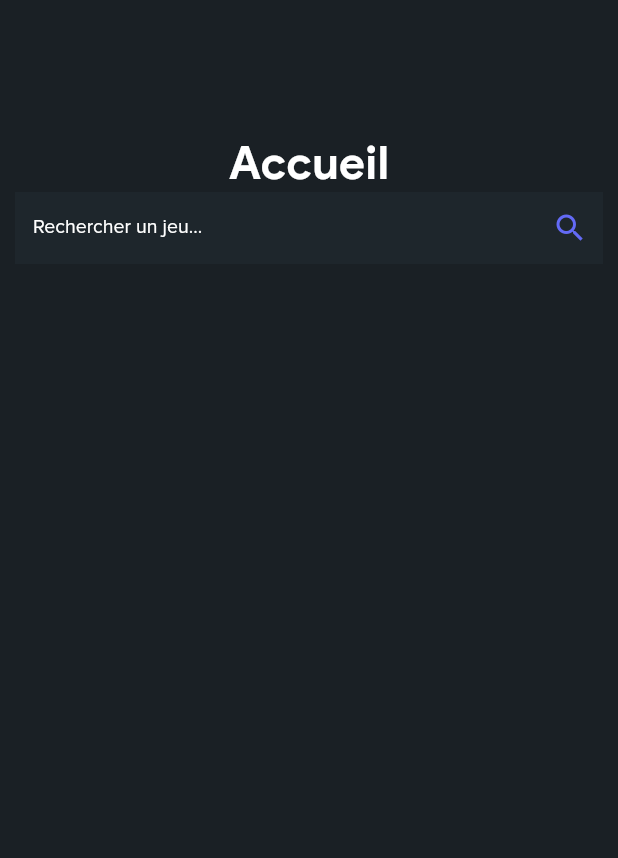
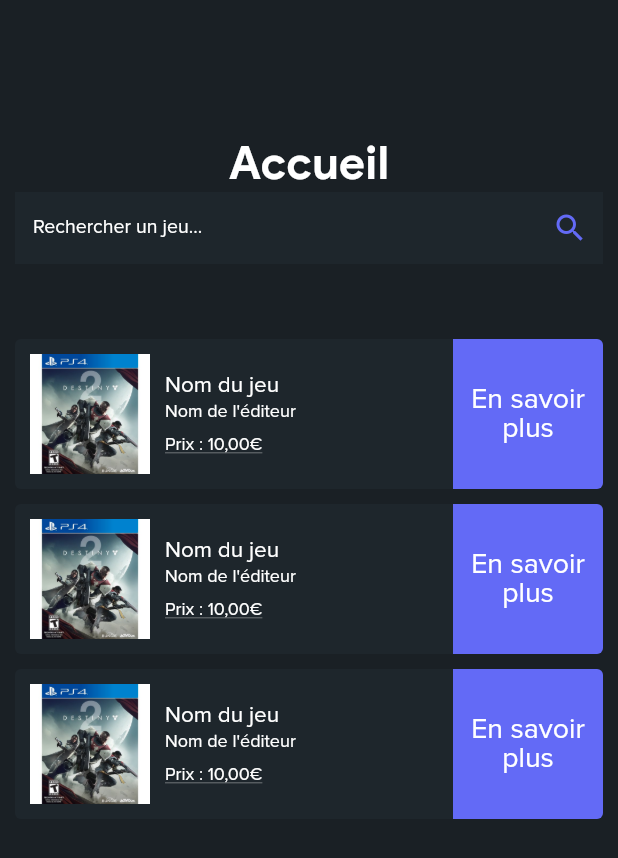
Before and after one commit to ShellyC6/projet_jeux_video, a Flutter app: the screen it shows after launch, on a phone screen of 412 x 824 dp. Shown: the top 858 px of the screen. Run offline on Flutter 3.47's test engine with Material 2 defaults, Android fonts, the phone set to English and light mode, and no system bars.

Commit message:
Custom Widget Apercu d'un jeu

```diff
--- a/lib/screens/accueil.dart
+++ b/lib/screens/accueil.dart
@@ -1,6 +1,7 @@
 import 'package:flutter/material.dart';
 import '/app_colors.dart';
 import '/widgets/search_bar.dart';
+import '/widgets/apercu.dart';
 
 class AccueilPage extends StatefulWidget {
   const AccueilPage({super.key});
@@ -21,7 +22,13 @@ class _AccueilPageState extends State<AccueilPage> {
                 "Accueil",
                 style: Theme.of(context).textTheme.titleLarge,
               ),
-              SearchBar(text: "Rechercher un jeu...")
+              SearchBar(text: "Rechercher un jeu..."),
+              const SizedBox(height: 50),
+              Apercu(),
+              const SizedBox(height: 10),
+              Apercu(),
+              const SizedBox(height: 10),
+              Apercu(),
             ]
         ),
       ),
--- /dev/null
+++ b/lib/widgets/apercu.dart
@@ -0,0 +1,93 @@
+import 'package:flutter/material.dart';
+import '/app_colors.dart';
+
+class Apercu extends StatefulWidget {
+  const Apercu({super.key});
+
+  @override
+  State<Apercu> createState() => _ApercuState();
+}
+
+class _ApercuState extends State<Apercu> {
+  @override
+  Widget build(BuildContext context) {
+    return ClipRRect(
+      borderRadius: BorderRadius.circular(4),
+        child: Container(
+          color: AppColors.contrastColor,
+          child: Row(
+          children: <Widget>[
+            Expanded(
+              child: Container(
+                //color: AppColors.accentColor,
+                child: Row(
+                  children: <Widget>[
+                    Padding(
+                        padding: const EdgeInsets.only(left: 10, top: 5, bottom: 5, right: 10),
+                        child: Image.asset("res/jeu.png",height: 80,)
+                    ),
+                    Column(
+                      crossAxisAlignment: CrossAxisAlignment.start,
+                      children: <Widget>[
+                        Text(
+                          "Nom du jeu",
+                          style: Theme.of(context).textTheme.bodyLarge,
+                        ),
+                        const SizedBox(height: 5),
+                        Text(
+                          "Nom de l'éditeur",
+                          style: Theme.of(context).textTheme.bodySmall,
+                        ),
+                        const SizedBox(height: 10),
+                        const Text(
+                          "Prix : 10,00€",
+                          style: TextStyle(
+                            fontSize: 12,
+                            fontFamily: "Proxima Nova",
+                            color: AppColors.textColor,
+                            decoration: TextDecoration.underline,
+                          ),
+                        ),
+                      ],
+                    ),
+                  ],
+                ),
+              ),
+            ),
+            SizedBox(
+              width: 100,
+              height: 100,
+              child: Stack(
+                children: <Widget>[
+                  Positioned.fill(
+                    child: Container(
+                      decoration: const BoxDecoration(
+                        color: AppColors.accentColor,
+                      ),
+                    ),
+                  ),
+                  TextButton(
+                    onPressed: (){
+                      print("Bouton En savoir plus");
+                    },
+                    style: TextButton.styleFrom(
+                      textStyle: const TextStyle(
+                        fontSize: 19,
+                        fontFamily: "Proxima Nova",
+                        color: AppColors.textColor,
+                      ),
+                      foregroundColor: AppColors.textColor,
+                    ),
+                    child: const Center(
+                      child: Text(textAlign: TextAlign.center,"En savoir plus"),
+                    ),
+                  ),
+                ],
+              ),
+            ),
+          ],
+        ),
+      )
+    );
+  }
+}
--- a/lib/widgets/search_bar.dart
+++ b/lib/widgets/search_bar.dart
@@ -13,8 +13,7 @@ class SearchBar extends StatefulWidget {
 class _SearchBarState extends State<SearchBar> {
   @override
   Widget build(BuildContext context) {
-    return SizedBox(
-      child: Container(
+    return Container(
       color: AppColors.contrastColor,
       child: Row(
         children: <Widget>[
@@ -41,7 +40,6 @@ class _SearchBarState extends State<SearchBar> {
           ),
         ],
       ),
-      ),
     );
   }
 }
--- a/pubspec.yaml
+++ b/pubspec.yaml
@@ -61,6 +61,7 @@ flutter:
   assets:
     - res/fonts/
     - res/svg/
+    - res/jeu.png
 
   fonts:
     - family: Google Sans
```
Also changed, not shown: res/jeu.png (added). Lines whose indentation alone changed are shown as unchanged.
